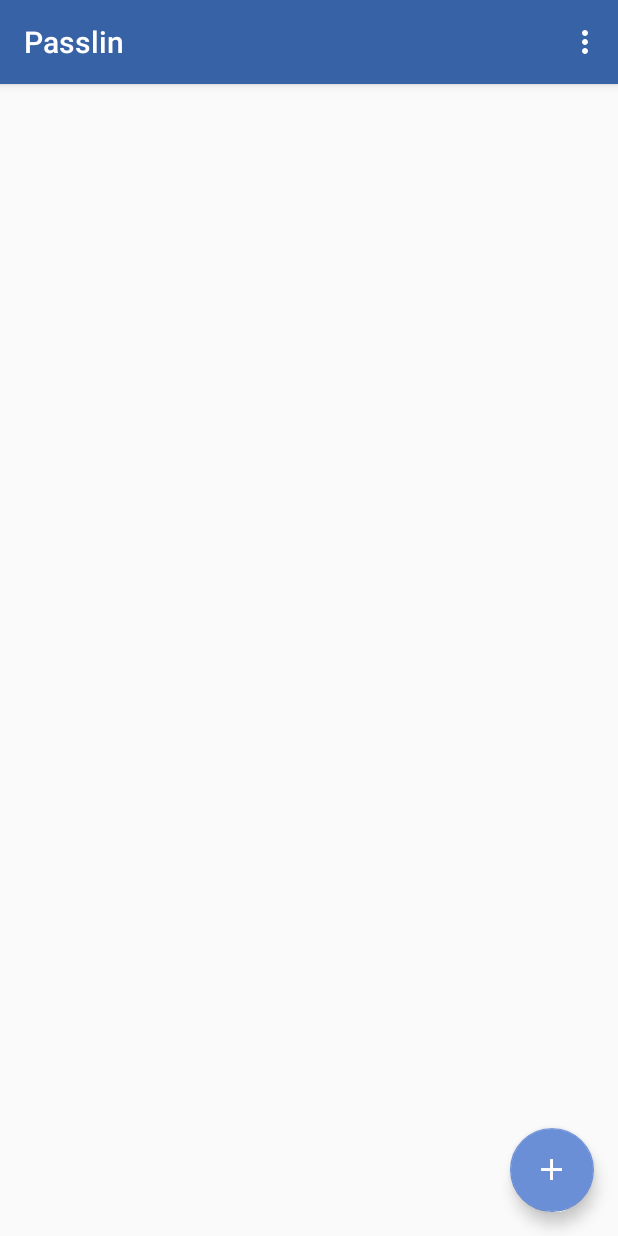
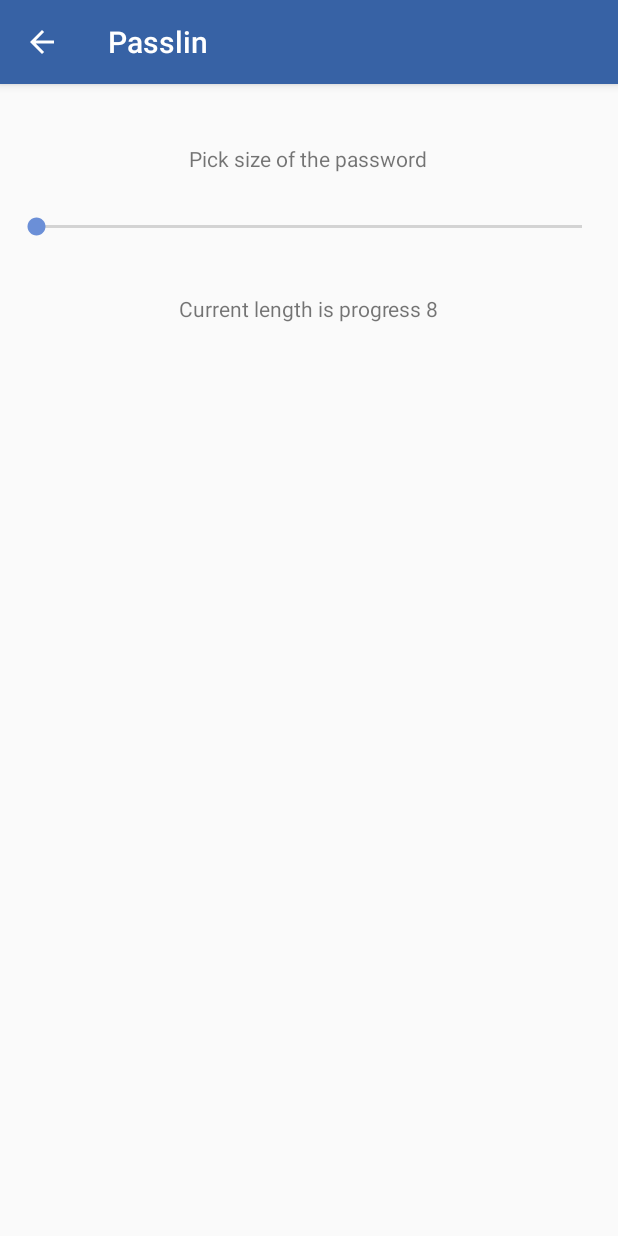
Before and after one commit to pashabred/kt-PasswordManager, an Android app: the CardsActivity screen opened directly, with no data from a screen before it, in the options menu, after a tap on "Settings", on a phone screen of 412 x 824 dp. Run offline under Robolectric (Android 15) with nearby library versions, the phone set to English and light mode, and no system bars; libraries missing offline, so code that uses them is left out: com.amulyakhare.textdrawable, net.sqlcipher.database; 7 statements that could not run were skipped.

Commit message:
second commit

```diff
--- a/app/src/main/java/com/example/passlin/CardsActivity.kt
+++ b/app/src/main/java/com/example/passlin/CardsActivity.kt
@@ -71,8 +71,12 @@ class CardsActivity : AppCompatActivity() {
 
     override fun onOptionsItemSelected(item: MenuItem): Boolean {
         when (item.itemId) {
-            R.id.settings -> {Toast.makeText(this, "Settings", Toast.LENGTH_LONG).show()}
-            R.id.tips -> {Toast.makeText(this, "Tips", Toast.LENGTH_LONG).show()}
+            R.id.settings -> {
+                startActivity(Intent(this, SettingsActivity::class.java))
+            }
+            R.id.tips -> {
+                startActivity(Intent(this, TipsActivity::class.java))
+            }
         }
         return super.onOptionsItemSelected(item)
     }
--- /dev/null
+++ b/app/src/main/java/com/example/passlin/SettingsActivity.kt
@@ -0,0 +1,35 @@
+package com.example.passlin
+
+import androidx.appcompat.app.AppCompatActivity
+import android.os.Bundle
+import android.widget.SeekBar
+import android.widget.TextView
+import android.widget.Toast
+
+class SettingsActivity : AppCompatActivity() {
+
+    override fun onCreate(savedInstanceState: Bundle?) {
+        super.onCreate(savedInstanceState)
+        setContentView(R.layout.activity_settings)
+
+        val seekBarProgress = findViewById<TextView>(R.id.password_len_seekbar)
+
+        val seekBar = findViewById<SeekBar>(R.id.seekBar)
+        seekBar.progress = UserLocalStore(seekBar.context).returnPasswordLen()
+        seekBarProgress.text = "Current length is progress ${seekBar.progress}"
+
+        seekBar.setOnSeekBarChangeListener(object: SeekBar.OnSeekBarChangeListener {
+            override fun onProgressChanged(seekBar: SeekBar?, progress: Int, fromUser: Boolean) {
+                seekBarProgress.text = "Current length is progress $progress"
+            }
+
+            override fun onStartTrackingTouch(seekBar: SeekBar?) {
+
+            }
+
+            override fun onStopTrackingTouch(seekBar: SeekBar?) {
+                UserLocalStore(seekBar!!.context).storePasswordLen(seekBar.progress)
+            }
+        })
+    }
+}
--- a/app/src/main/java/com/example/passlin/UserLocalStore.kt
+++ b/app/src/main/java/com/example/passlin/UserLocalStore.kt
@@ -20,6 +20,7 @@ class UserLocalStore(context: Context) {
     fun storePasswordLen(length: Int) {
         val userLocalDatabaseEditor = userLocalDatabase.edit()
         userLocalDatabaseEditor.putString("length", length.toString())
+        userLocalDatabaseEditor.apply()
     }
 
     fun returnPasswordLen(): Int {
--- /dev/null
+++ b/app/src/main/res/layout/activity_settings.xml
@@ -0,0 +1,42 @@
+<?xml version="1.0" encoding="utf-8"?>
+<androidx.constraintlayout.widget.ConstraintLayout xmlns:android="http://schemas.android.com/apk/res/android"
+    xmlns:app="http://schemas.android.com/apk/res-auto"
+    xmlns:tools="http://schemas.android.com/tools"
+    android:layout_width="match_parent"
+    android:layout_height="match_parent"
+    tools:context=".SettingsActivity">
+    <TextView
+        android:layout_height="wrap_content"
+        android:layout_width="wrap_content"
+        app:layout_constraintTop_toTopOf="parent"
+        app:layout_constraintStart_toStartOf="parent"
+        app:layout_constraintEnd_toEndOf="parent"
+        android:text="Pick size of the password"
+        android:layout_marginEnd="125dp"
+        android:layout_marginTop="40dp"
+        android:layout_marginStart="124dp"/>
+
+    <SeekBar
+        android:layout_height="30dp"
+        android:layout_width="match_parent"
+        app:layout_constraintTop_toTopOf="parent"
+        app:layout_constraintStart_toStartOf="parent"
+        app:layout_constraintEnd_toEndOf="parent"
+        android:layout_marginEnd="8dp"
+        android:layout_marginTop="80dp"
+        android:layout_marginStart="8dp"
+        android:max="24" android:min="8"
+        app:layout_constraintHorizontal_bias="0.0"
+        android:id="@+id/seekBar"/>
+
+    <TextView
+        android:layout_height="wrap_content"
+        android:layout_width="wrap_content"
+        app:layout_constraintStart_toStartOf="parent"
+        app:layout_constraintEnd_toEndOf="parent"
+        android:layout_marginEnd="176dp"
+        android:layout_marginTop="30dp"
+        android:layout_marginStart="176dp"
+        android:id="@+id/password_len_seekbar"
+        app:layout_constraintTop_toBottomOf="@+id/seekBar"/>
+</androidx.constraintlayout.widget.ConstraintLayout>
```
Also changed, not shown: app/src/main/AndroidManifest.xml (+12 -16 lines), app/src/main/java/com/example/passlin/TipsActivity.kt (added, +12 -0 lines), app/src/main/res/layout/activity_tips.xml (added, +11 -0 lines).
